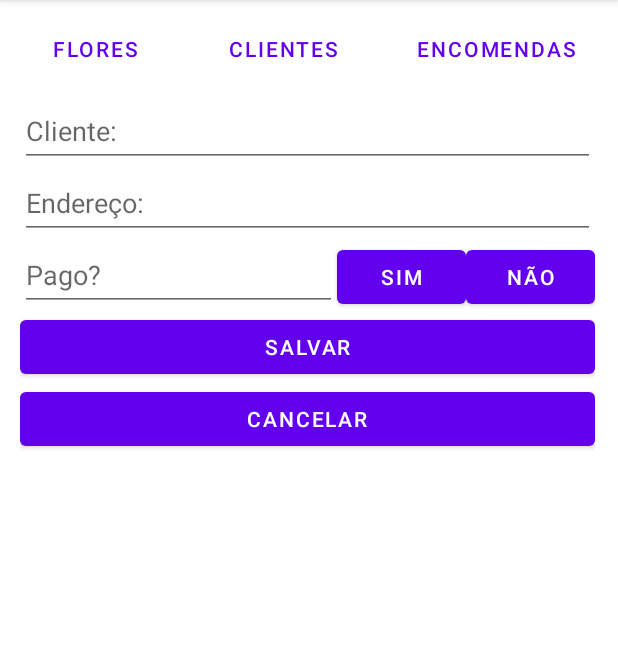
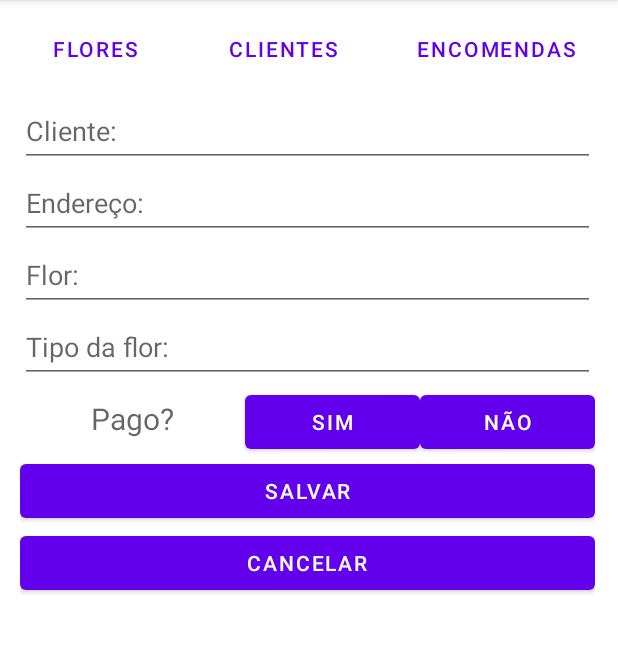
Before and after one commit to LuisLoch/TrabalhoP2, an Android app: the fragment EncomendasFragment placed in its activity, on a phone screen of 412 x 824 dp, the part 84-737 px from its top. Run offline under Robolectric (Android 15) with nearby library versions, the phone set to English and light mode, and no system bars; our stand-ins replace Firebase (no records; nobody signed in at launch, a user with empty details on screens opened directly).

Commit message:
implementação parcial de funcoes dos fragments

```diff
--- a/app/src/main/java/com/example/trabalhop2/activities/MainActivity.java
+++ b/app/src/main/java/com/example/trabalhop2/activities/MainActivity.java
@@ -13,32 +13,31 @@ import com.example.trabalhop2.fragments.FloresFragment;
 import com.example.trabalhop2.fragments.PessoasFragment;
 
 public class MainActivity extends AppCompatActivity {
-    Button btnFlores, btnClientes, btnEncomendas;
+    Button btnFlores_main, btnClientes_main, btnEncomendas_main;
     FrameLayout frameLayout;
-
     @Override
     protected void onCreate(Bundle savedInstanceState) {
         super.onCreate(savedInstanceState);
         setContentView(R.layout.activity_main);
 
-        btnFlores = findViewById(R.id.idBtnFlores_main);
-        btnClientes = findViewById(R.id.idBtnClientes_main);
-        btnEncomendas = findViewById(R.id.idBtnEncomendas_main);
+        btnFlores_main = findViewById(R.id.idBtnFlores_main);
+        btnClientes_main = findViewById(R.id.idBtnClientes_main);
+        btnEncomendas_main = findViewById(R.id.idBtnEncomendas_main);
         frameLayout = findViewById(R.id.idFrame_main);
 
-        btnFlores.setOnClickListener(new View.OnClickListener() {
+        btnFlores_main.setOnClickListener(new View.OnClickListener() {
             @Override
             public void onClick(View view) {
                 setFragmentFlores(view);
             }
         });
-        btnClientes.setOnClickListener(new View.OnClickListener() {
+        btnClientes_main.setOnClickListener(new View.OnClickListener() {
             @Override
             public void onClick(View view) {
                 setFragmentClientes(view);
             }
         });
-        btnEncomendas.setOnClickListener(new View.OnClickListener() {
+        btnEncomendas_main.setOnClickListener(new View.OnClickListener() {
             @Override
             public void onClick(View view) {
                 setFragmentEncomendas(view);
--- a/app/src/main/java/com/example/trabalhop2/fragments/EncomendasFragment.java
+++ b/app/src/main/java/com/example/trabalhop2/fragments/EncomendasFragment.java
@@ -3,42 +3,35 @@ package com.example.trabalhop2.fragments;
 import android.os.Bundle;
 
 import androidx.fragment.app.Fragment;
+import androidx.recyclerview.widget.RecyclerView;
 
 import android.view.LayoutInflater;
 import android.view.View;
 import android.view.ViewGroup;
+import android.widget.Button;
+import android.widget.EditText;
+import android.widget.TextView;
+import android.widget.Toast;
 
 import com.example.trabalhop2.R;
+import com.google.firebase.database.DatabaseReference;
 
-/**
- * A simple {@link Fragment} subclass.
- * Use the {@link EncomendasFragment#newInstance} factory method to
- * create an instance of this fragment.
- */
 public class EncomendasFragment extends Fragment {
 
-    // TODO: Rename parameter arguments, choose names that match
-    // the fragment initialization parameters, e.g. ARG_ITEM_NUMBER
+    EditText etCliente, etEndereco, etFlor, etTipoFlor;
+    TextView tvPago;
+    Button btnSalvar, btnCancelar, btnPagoSim, btnPagoNao;
+    RecyclerView recyclerView;
+    DatabaseReference databaseReference;
+
     private static final String ARG_PARAM1 = "param1";
     private static final String ARG_PARAM2 = "param2";
 
-    // TODO: Rename and change types of parameters
     private String mParam1;
     private String mParam2;
 
-    public EncomendasFragment() {
-        // Required empty public constructor
-    }
+    public EncomendasFragment() { }
 
-    /**
-     * Use this factory method to create a new instance of
-     * this fragment using the provided parameters.
-     *
-     * @param param1 Parameter 1.
-     * @param param2 Parameter 2.
-     * @return A new instance of fragment EncomendasFragment.
-     */
-    // TODO: Rename and change types and number of parameters
     public static EncomendasFragment newInstance(String param1, String param2) {
         EncomendasFragment fragment = new EncomendasFragment();
         Bundle args = new Bundle();
@@ -58,9 +51,70 @@ public class EncomendasFragment extends Fragment {
     }
 
     @Override
-    public View onCreateView(LayoutInflater inflater, ViewGroup container,
-                             Bundle savedInstanceState) {
-        // Inflate the layout for this fragment
-        return inflater.inflate(R.layout.fragment_encomendas, container, false);
+    public View onCreateView(LayoutInflater inflater, ViewGroup container, Bundle savedInstanceState) {
+        View view = inflater.inflate(R.layout.fragment_encomendas, container, false);
+
+        etCliente = view.findViewById(R.id.idCliente_encomendasFragment);
+        etEndereco = view.findViewById(R.id.idEndereco_encomendasFragment);
+        etFlor = view.findViewById(R.id.idFlor_encomendasFragment);
+        etTipoFlor = view.findViewById(R.id.idTipoFlor_encomendasFragment);
+        tvPago = view.findViewById(R.id.idPago_encomendasFragment);
+
+        btnSalvar = view.findViewById(R.id.idSalvar_encomendasFragment);
+        btnCancelar = view.findViewById(R.id.idCancelar_encomendasFragment);
+        btnPagoSim = view.findViewById(R.id.idSim_encomendasFragment);
+        btnPagoNao = view.findViewById(R.id.idNao_encomendasFragment);
+
+        btnSalvar.setOnClickListener(new View.OnClickListener() {
+            @Override
+            public void onClick(View view) {
+                salvarEncomenda();
+                cancelarEncomenda();
+            }
+        });
+
+        btnCancelar.setOnClickListener(new View.OnClickListener() {
+            @Override
+            public void onClick(View view) {
+                cancelarEncomenda();
+            }
+        });
+
+        btnPagoSim.setOnClickListener(new View.OnClickListener() {
+            @Override
+            public void onClick(View view) {
+                sim();
+            }
+        });
+
+        btnPagoNao.setOnClickListener(new View.OnClickListener() {
+            @Override
+            public void onClick(View view) {
+                nao();
+            }
+        });
+
+        return view;
     }
+
+    private void cancelarEncomenda() {
+        etCliente.setText("");
+        etEndereco.setText("");
+        etFlor.setText("");
+        etTipoFlor.setText("");
+        tvPago.setText("");
+    }
+
+    private void salvarEncomenda(){
+        try {
+
+            Toast.makeText(getContext(), "Encomenda salva.", Toast.LENGTH_SHORT).show();
+        }catch (Exception e){
+            Toast.makeText(getContext(), "Não foi possível salvar, preencha corretamente os campos e tente novamente.", Toast.LENGTH_SHORT).show();
+        }
+    }
+
+    private void sim(){ tvPago.setText("Sim"); }
+
+    private void nao(){ tvPago.setText("Não"); }
 }
--- a/app/src/main/res/layout/fragment_encomendas.xml
+++ b/app/src/main/res/layout/fragment_encomendas.xml
@@ -30,21 +30,44 @@
             android:minHeight="48dp"
             android:autofillHints="" />
 
+        <EditText
+            android:id="@+id/idFlor_encomendasFragment"
+            android:layout_width="match_parent"
+            android:layout_height="wrap_content"
+            android:ems="10"
+            android:hint="@string/flor"
+            android:inputType="textPersonName"
+            android:minHeight="48dp"
+            android:autofillHints="" />
+
+        <EditText
+            android:id="@+id/idTipoFlor_encomendasFragment"
+            android:layout_width="match_parent"
+            android:layout_height="wrap_content"
+            android:ems="10"
+            android:hint="@string/tipo_da_flor"
+            android:inputType="textPersonName"
+            android:minHeight="48dp"
+            android:autofillHints="" />
+
         <LinearLayout
             android:layout_width="match_parent"
             android:layout_height="48dp"
             android:orientation="horizontal">
 
-            <EditText
+            <TextView
                 android:id="@+id/idPago_encomendasFragment"
-                android:layout_width="wrap_content"
+                android:layout_width="122dp"
                 android:layout_height="match_parent"
                 android:layout_weight="1"
+                android:autofillHints=""
                 android:ems="10"
+                android:gravity="center"
                 android:hint="@string/pago"
                 android:inputType="textPersonName"
                 android:minHeight="48dp"
-                android:autofillHints="" />
+                android:textAlignment="center"
+                android:textSize="20sp" />
 
             <Button
                 android:id="@+id/idSim_encomendasFragment"
--- a/app/src/main/res/layout/fragment_flores.xml
+++ b/app/src/main/res/layout/fragment_flores.xml
@@ -50,6 +50,7 @@
             android:id="@+id/idCancelar_floresFragment"
             android:layout_width="match_parent"
             android:layout_height="wrap_content"
+            android:onClick="cancelar"
             android:text="@string/cancelar" />
 
         <androidx.recyclerview.widget.RecyclerView
--- a/app/src/main/res/values/strings.xml
+++ b/app/src/main/res/values/strings.xml
@@ -17,4 +17,6 @@
     <string name="nome">Nome:</string>
     <!-- TODO: Remove or change this placeholder text -->
     <string name="hello_blank_fragment">Hello blank fragment</string>
+    <string name="tipo_da_flor">Tipo da flor:</string>
+    <string name="flor">Flor:</string>
 </resources>
```
Also changed, not shown: app/src/main/java/com/example/trabalhop2/fragments/FloresFragment.java (+54 -24 lines), app/src/main/java/com/example/trabalhop2/fragments/PessoasFragment.java (+53 -24 lines), app/src/main/java/com/example/trabalhop2/models/Encomenda.java (+10 -4 lines), app/src/main/res/layout/linhaencomenda.xml (+17 -1 lines).
